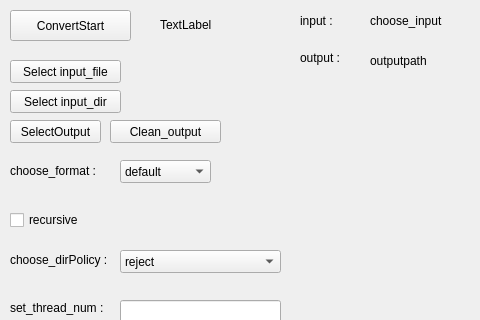
suku156/rtf_convert, file Qt_gui_Module/mainwindow.ui: the form before one commit; both pictures show x 0 to 480 and y 0 to 320 of the 800 by 600 pixel window.
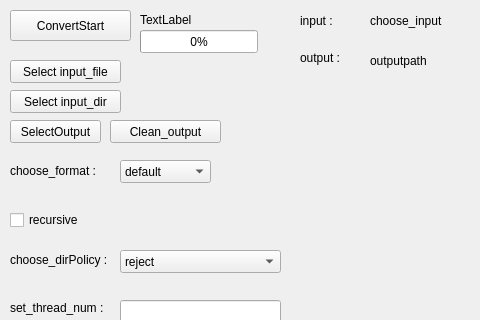
The form after the commit.

Commit message: 已將 gui 架構調整成 Qt signal/slot 並確認不在閃退

The edit to the form file:
```diff
--- a/Qt_gui_Module/mainwindow.ui
+++ b/Qt_gui_Module/mainwindow.ui
@@ -295,8 +295,8 @@
    <widget class="QLabel" name="label_status">
     <property name="geometry">
      <rect>
-      <x>160</x>
-      <y>15</y>
+      <x>140</x>
+      <y>10</y>
       <width>71</width>
       <height>20</height>
      </rect>
@@ -328,6 +328,19 @@
      <string>CleanLog</string>
     </property>
    </widget>
+   <widget class="QProgressBar" name="progressBar">
+    <property name="geometry">
+     <rect>
+      <x>140</x>
+      <y>30</y>
+      <width>118</width>
+      <height>23</height>
+     </rect>
+    </property>
+    <property name="value">
+     <number>0</number>
+    </property>
+   </widget>
   </widget>
   <widget class="QMenuBar" name="menubar">
    <property name="geometry">
```
The commit also changes 7 other files.
